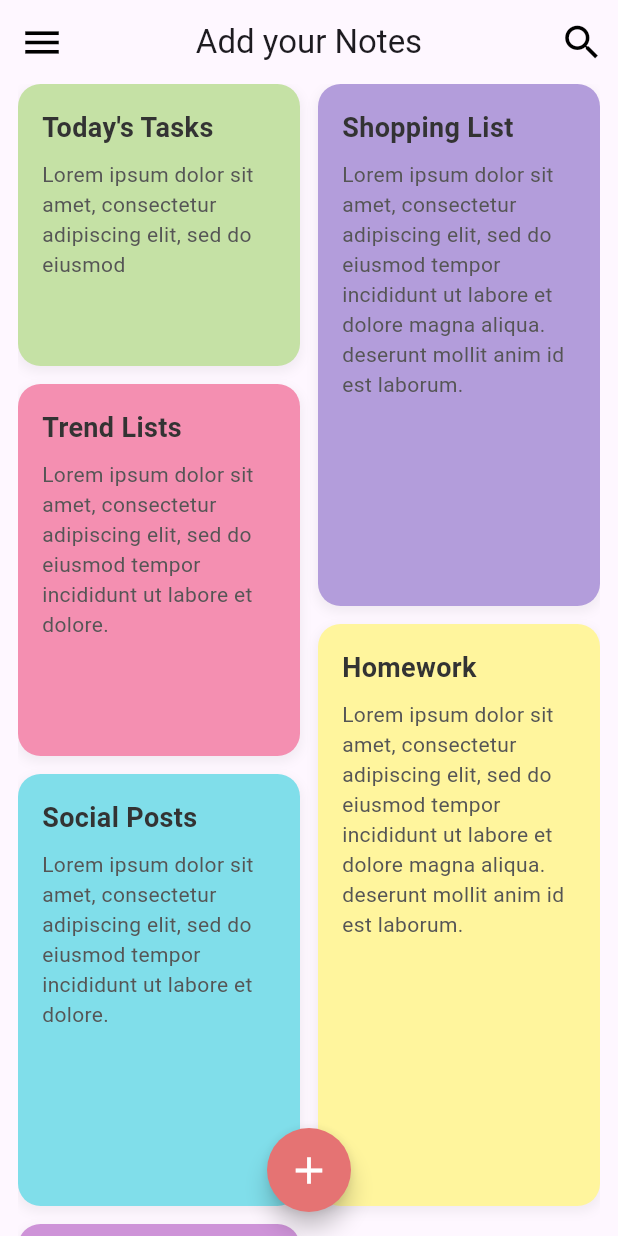
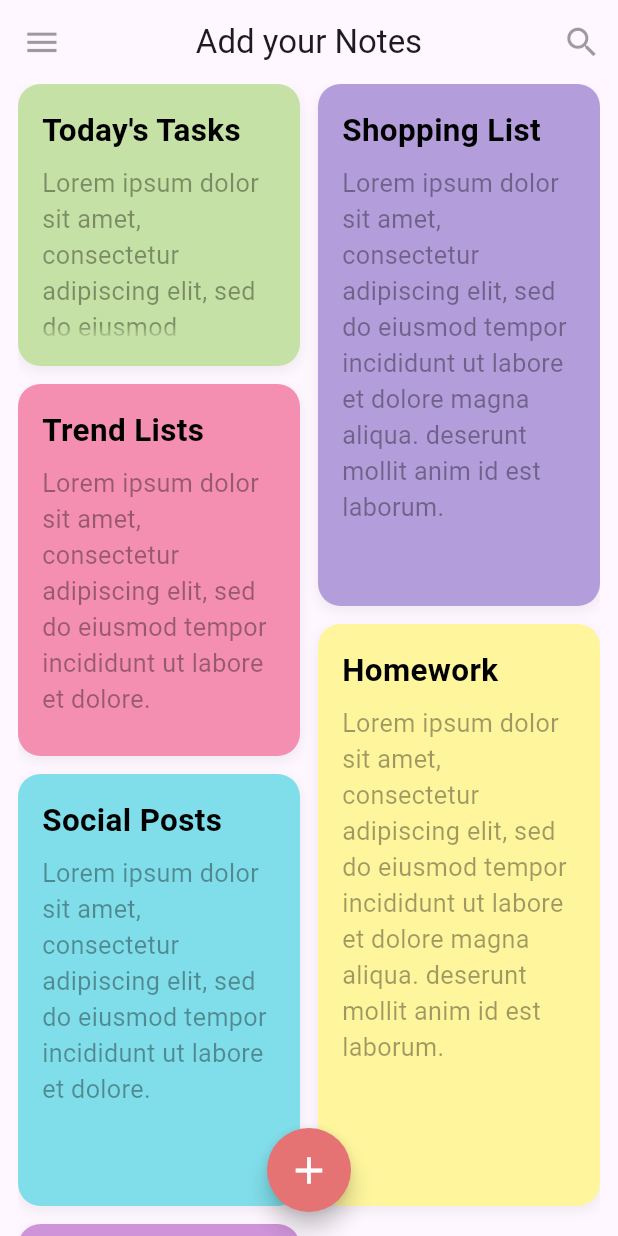
Before and after one commit to Maya-Alhoussein/Note_App, a Flutter app: the screen it shows after launch, after a tap on the "menu" icon, on a phone screen of 412 x 824 dp. Run offline on Flutter 3.47's test engine with Material 3 defaults, Android fonts, the light colour scheme and no system bars; our stand-ins replace flutter_screenutil, freezed_annotation, hive_ce; accounts and stored records are empty.

Commit message:
refactor: code customizations

```diff
--- /dev/null
+++ b/lib/common_imports.dart
@@ -0,0 +1,4 @@
+export 'package:flutter/material.dart';
+export 'package:flutter_screenutil/flutter_screenutil.dart';
+export 'package:provider/provider.dart';
+export 'package:note_app_final/widgets/custom_text.dart';
--- a/lib/features/home/home_screen.dart
+++ b/lib/features/home/home_screen.dart
@@ -1,13 +1,9 @@
-import 'package:flutter/material.dart';
-import 'package:flutter_staggered_grid_view/flutter_staggered_grid_view.dart';
+import 'package:note_app_final/common_imports.dart';
 import 'package:note_app_final/features/home/home_view_model.dart';
-import 'package:note_app_final/features/home/widgets/note_card.dart';
-import 'package:provider/provider.dart';
+import 'package:note_app_final/features/home/widgets/notes_list.dart';
 
 class HomeScreen extends StatelessWidget {
   const HomeScreen({super.key});
-
-
 
   @override
   Widget build(BuildContext context) {
@@ -18,33 +14,22 @@ class HomeScreen extends StatelessWidget {
         centerTitle: true,
         elevation: 0,
         leading: IconButton(
-          icon: const Icon(Icons.menu, color: Colors.black, size: 30),
+          icon:  Icon(Icons.menu, color: Colors.black38, size: 25.w),
           onPressed: () {},
         ),
         actions: [
           IconButton(
-      icon: const Icon(Icons.search, color: Colors.black, size: 30),
+            icon:  Icon(Icons.search, color: Colors.black38, size: 25.sp),
             onPressed: () {},
-    ),]
+          ),
+        ],
       ),
       body: Padding(
         padding: const EdgeInsets.symmetric(horizontal: 12.0),
-        child: StaggeredGrid.count(
-          crossAxisCount: 2,
-          mainAxisSpacing: 12,
-          crossAxisSpacing: 12,
-          children: viewModel.mockNotes.map((note) {
-            return StaggeredGridTile.count(
-              crossAxisCellCount: 1,
-              mainAxisCellCount: note.heightRatio,
-              child: NoteCard(note: note),
-            );
-          }).toList(),
-        ),
+        child: NotesList(),
       ),
       floatingActionButton: FloatingActionButton(
-        onPressed: () {
-        },
+        onPressed: () {},
         backgroundColor: const Color(0xFFE57373), // Red color from screenshot
         shape: const CircleBorder(),
         child: const Icon(Icons.add, color: Colors.white, size: 30),
--- a/lib/features/home/widgets/note_card.dart
+++ b/lib/features/home/widgets/note_card.dart
@@ -1,5 +1,5 @@
-import 'package:flutter/material.dart';
-import 'package:note_app_final/data/models/note/note.dart' ;
+import 'package:note_app_final/common_imports.dart';
+import 'package:note_app_final/data/models/note/note.dart';
 
 class NoteCard extends StatelessWidget {
   final Note note;
@@ -25,23 +25,18 @@ class NoteCard extends StatelessWidget {
       child: Column(
         crossAxisAlignment: CrossAxisAlignment.start,
         children: [
-          Text(
-            note.title,
-            style: const TextStyle(
-              fontSize: 18,
-              fontWeight: FontWeight.bold,
-              color: Color(0xFF333333),
-            ),
+          CustomText(
+            text: note.title,
+            fontSize: 20.sp,
+            fontWeight: FontWeight.bold,
+            color: Colors.black,
           ),
-          const SizedBox(height: 8),
+          SizedBox(height: 8.h),
           Expanded(
             child: Text(
               note.content,
-              style: const TextStyle(
-                fontSize: 14,
-                color: Color(0xFF555555),
-              ),
-              overflow: TextOverflow.fade, // Fades the text if it overflows
+              style:  TextStyle(fontSize: 16.sp, color: Colors.black38),
+              overflow: TextOverflow.fade,
             ),
           ),
         ],
--- /dev/null
+++ b/lib/features/home/widgets/notes_list.dart
@@ -0,0 +1,25 @@
+import 'package:flutter/material.dart';
+import 'package:flutter_staggered_grid_view/flutter_staggered_grid_view.dart';
+import 'package:note_app_final/features/home/home_view_model.dart';
+import 'package:note_app_final/features/home/widgets/note_card.dart';
+import 'package:provider/provider.dart';
+class NotesList extends StatelessWidget {
+  const NotesList({super.key});
+
+  @override
+  Widget build(BuildContext context) {
+    final viewModel = Provider.of<HomeViewModel>(context);
+    return StaggeredGrid.count(
+      crossAxisCount: 2,
+      mainAxisSpacing: 12,
+      crossAxisSpacing: 12,
+      children: viewModel.mockNotes.map((note) {
+        return StaggeredGridTile.count(
+          crossAxisCellCount: 1,
+          mainAxisCellCount: note.heightRatio,
+          child: NoteCard(note: note),
+        );
+      }).toList(),
+    );
+  }
+}
--- /dev/null
+++ b/lib/features/note_details/note_details_screen.dart
@@ -0,0 +1,10 @@
+import 'package:note_app_final/common_imports.dart';
+
+class NoteDetailsScreen extends StatelessWidget {
+  const NoteDetailsScreen({super.key});
+
+  @override
+  Widget build(BuildContext context) {
+    return const Placeholder();
+  }
+}
--- a/lib/features/on_boarding/on_boarding_screen.dart
+++ b/lib/features/on_boarding/on_boarding_screen.dart
@@ -1,8 +1,6 @@
-import 'package:flutter/material.dart';
+import 'package:note_app_final/common_imports.dart';
 import 'package:note_app_final/features/home/home_screen.dart';
 import 'package:note_app_final/features/home/home_view_model.dart';
-import 'package:provider/provider.dart';
-import 'package:note_app_final/widgets/custom_text.dart';
 
 class OnBoardingScreen extends StatefulWidget {
   const OnBoardingScreen({super.key});
@@ -15,7 +13,7 @@ class _OnBoardingScreenState extends State<OnBoardingScreen> {
   @override
   void initState() {
     super.initState();
-    Future.delayed(const Duration(seconds: 3), () {
+    Future.delayed(const Duration(seconds: 5), () {
       if (mounted) {
         Navigator.of(context).pushReplacement(
           MaterialPageRoute(
--- a/lib/main.dart
+++ b/lib/main.dart
@@ -1,14 +1,20 @@
 import 'package:flutter/material.dart';
+import 'package:flutter_screenutil/flutter_screenutil.dart';
 import 'package:note_app_final/features/on_boarding/on_boarding_screen.dart';
 
 void main() {
+  WidgetsFlutterBinding.ensureInitialized();
   runApp(const MyApp());
 }
 
 class MyApp extends StatelessWidget {
   const MyApp({super.key});
+
   @override
   Widget build(BuildContext context) {
+    return ScreenUtilInit(
+      designSize: const Size(393, 852),
+      builder: (context, child) {
         return MaterialApp(
           debugShowCheckedModeBanner: false,
           title: 'Flutter Demo',
@@ -18,5 +24,7 @@ class MyApp extends StatelessWidget {
           ),
           home: OnBoardingScreen(),
         );
+      },
+    );
   }
 }
--- a/lib/widgets/custom_text.dart
+++ b/lib/widgets/custom_text.dart
@@ -7,6 +7,7 @@ class CustomText extends StatelessWidget {
   final Color? color;
   final TextAlign? alignment;
   final TextOverflow? overflow;
+  final FontWeight? fontWeight;
 
   const CustomText({
     super.key,
@@ -15,6 +16,7 @@ class CustomText extends StatelessWidget {
     this.color,
     this.alignment,
     this.overflow,
+    this.fontWeight,
   });
 
   @override
@@ -23,6 +25,7 @@ class CustomText extends StatelessWidget {
       text,
       textAlign: alignment,
       style: TextStyle(
+        fontWeight: fontWeight,
         fontSize: fontSize ?? 24.w,
         color: color ?? Colors.black,
         overflow: overflow,
```
Lines whose indentation alone changed are shown as unchanged.
